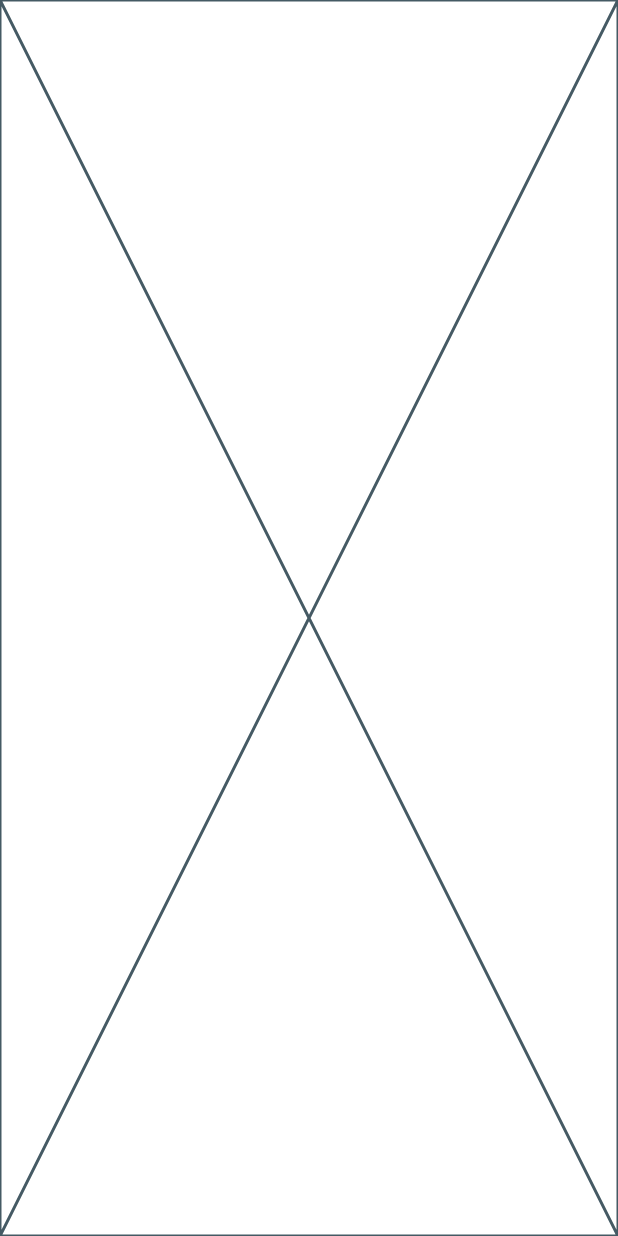
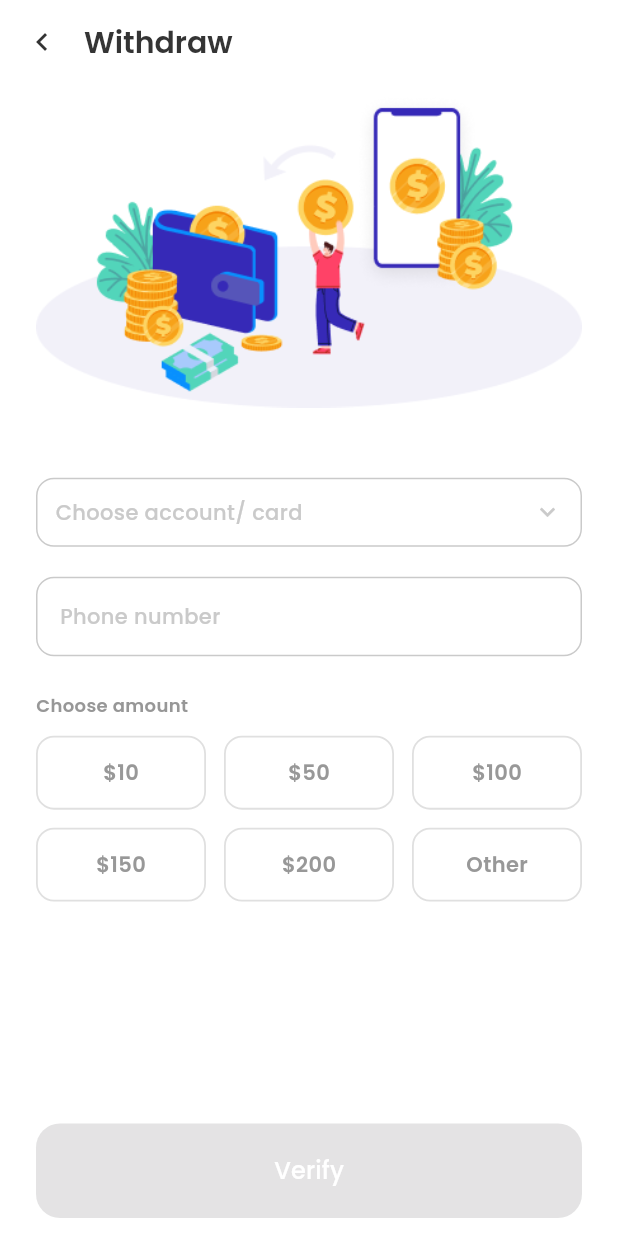
Before and after one commit to KevinAWijaya/ibank_emoney, a Flutter app: the HomeTab screen opened directly, after a tap on "Withdraw", on a phone screen of 412 x 824 dp. Run offline on Flutter 3.47's test engine with Material 3 defaults, Android fonts, the phone set to English and light mode, and no system bars; our stand-ins replace fl_chart, flutter_html, flutter_map, flutter_svg, google_fonts, latlong2.

Commit message:
withdraw page

```diff
--- /dev/null
+++ b/lib/ui/menu/feature/withdraw_page.dart
@@ -0,0 +1,274 @@
+import 'package:flutter/material.dart';
+import 'package:ibank_emoney/core/constants/constants.dart';
+import 'package:ibank_emoney/core/constants/size.dart';
+import 'package:ibank_emoney/core/constants/space.dart';
+import 'package:ibank_emoney/core/theme/color.dart';
+import 'package:ibank_emoney/core/theme/style.dart';
+import 'package:ibank_emoney/ui/menu/navigation_page.dart';
+import 'package:ibank_emoney/ui/widgets/app_bar.dart';
+import 'package:ibank_emoney/ui/widgets/clickable_field.dart';
+import 'package:ibank_emoney/ui/widgets/filled_button.dart';
+import 'package:ibank_emoney/ui/widgets/success_page.dart';
+import 'package:ibank_emoney/ui/widgets/text_field.dart';
+
+class WithdrawPage extends StatefulWidget {
+  const WithdrawPage({super.key});
+
+  @override
+  State<WithdrawPage> createState() => _WithdrawPageState();
+}
+
+class _WithdrawPageState extends State<WithdrawPage> {
+  String selectedCard = "";
+  List<String> availableCard = [
+    "1900 8988 5456",
+    "1900 8112 5222",
+    "4411 0000 1234",
+    "1900 8988 5226",
+    "1900 8238 5456",
+  ];
+
+  TextEditingController phoneController = TextEditingController();
+  TextEditingController amountController = TextEditingController();
+  int selectedAmount = 0;
+  List<int> amountOptions = [10, 50, 100, 150, 200];
+  bool _showOther = false;
+
+  bool get _isFormValid {
+    return selectedCard.isNotEmpty &&
+        phoneController.text.isNotEmpty &&
+        (selectedAmount > 0 || (_showOther && amountController.text.isNotEmpty));
+  }
+
+  @override
+  Widget build(BuildContext context) {
+    return Scaffold(
+      appBar: VAppBar(title: "Withdraw", showBack: true, primaryTheme: false),
+      body: _body(),
+    );
+  }
+
+  Widget _body() {
+    var screenWidth = MediaQuery.of(context).size.width;
+    double maxWidth = screenWidth.clamp(350, 450);
+    double w = maxWidth * 0.9;
+    double h = w * 3 / 5;
+    return Container(
+      padding: EdgeInsets.symmetric(horizontal: marginLarge),
+      child: Column(
+        children: [
+          Container(
+            width: w,
+            height: h,
+            decoration: BoxDecoration(
+              image: DecorationImage(image: AssetImage("$imagePath/Illustration 4.png"), fit: BoxFit.fitWidth),
+            ),
+          ),
+          spaceVerticalCustom(40),
+          VClickableField(
+            text: selectedCard,
+            hint: "Choose account/ card",
+            suffixIcon: Icon(Icons.keyboard_arrow_down, color: VColor.neutral4, size: iconSmall),
+            onTap: () {
+              _showAvailableBranch(context);
+            },
+          ),
+          if (selectedCard.isNotEmpty) ...[
+            spaceVerticalSuperSmall,
+            Align(
+              alignment: Alignment.centerLeft,
+              child: Padding(
+                padding: const EdgeInsets.only(left: marginSmall),
+                child: Text("Available balance: \$10,000", style: caption1.copyWith(color: VColor.primary1)),
+              ),
+            ),
+          ],
+          spaceVerticalMedium,
+          VTextField(controller: phoneController, keyboardType: TextInputType.phone, hint: "Phone number"),
+          spaceVerticalLarge,
+          _amountContainer(),
+          Spacer(),
+          Container(
+            width: double.infinity,
+            margin: EdgeInsets.symmetric(vertical: marginSmall),
+            child: VFilledButton(
+              text: "Verify",
+              onPressed: _isFormValid
+                  ? () {
+                      Navigator.pushAndRemoveUntil(
+                        context,
+                        MaterialPageRoute(
+                          builder: (context) => SuccessPage(
+                            image: "Illustration 4.png",
+                            description:
+                                "You have successfully withdrawn money!"
+                                "Please check the balance in the card management section.",
+                            title: "Successful withdrawal!",
+                            onPressed: () {
+                              Navigator.pushReplacement(
+                                context,
+                                MaterialPageRoute(builder: (context) => NavigationPage()),
+                              );
+                            },
+                          ),
+                        ),
+                        (route) => false,
+                      );
+                    }
+                  : null,
+            ),
+          ),
+        ],
+      ),
+    );
+  }
+
+  Widget _amountContainer() {
+    return Column(
+      crossAxisAlignment: CrossAxisAlignment.start,
+      children: [
+        Text("Choose amount", style: caption1.copyWith(color: VColor.grey2)),
+        spaceVerticalSmall,
+        _showOther
+            ? VTextField(
+                controller: amountController,
+                keyboardType: TextInputType.number,
+                hint: "Enter amount",
+                onChanged: (v) {
+                  selectedAmount = int.tryParse(v) ?? 0;
+                },
+              )
+            : GridView.builder(
+                shrinkWrap: true,
+                physics: const NeverScrollableScrollPhysics(),
+                itemCount: amountOptions.length + 1, // +1 for "Other"
+                gridDelegate: const SliverGridDelegateWithFixedCrossAxisCount(
+                  crossAxisCount: 3,
+                  mainAxisSpacing: 12,
+                  crossAxisSpacing: 12,
+                  childAspectRatio: 2.3,
+                ),
+                itemBuilder: (context, index) {
+                  if (index == amountOptions.length) {
+                    // ===== Other option =====
+                    bool isSelected = _showOther;
+                    return _amountButton(
+                      label: "Other",
+                      isSelected: isSelected,
+                      onTap: () {
+                        setState(() {
+                          _showOther = true;
+                          selectedAmount = 0;
+                        });
+                      },
+                    );
+                  } else {
+                    int amount = amountOptions[index];
+                    bool isSelected = selectedAmount == amount && !_showOther;
+                    return _amountButton(
+                      label: "\$$amount",
+                      isSelected: isSelected,
+                      onTap: () {
+                        setState(() {
+                          selectedAmount = amount;
+                          _showOther = false;
+                          amountController.text = amount.toString();
+                        });
+                      },
+                    );
+                  }
+                },
+              ),
+      ],
+    );
+  }
+
+  Widget _amountButton({required String label, required bool isSelected, required VoidCallback onTap}) {
+    return InkWell(
+      borderRadius: BorderRadius.circular(12),
+      onTap: onTap,
+      child: Container(
+        alignment: Alignment.center,
+        decoration: BoxDecoration(
+          color: isSelected ? VColor.primary1 : VColor.neutral6,
+          borderRadius: BorderRadius.circular(12),
+          border: Border.all(color: isSelected ? VColor.primary1 : VColor.neutral5, width: 1.2),
+        ),
+        child: Text(
+          label,
+          style: textBody3.copyWith(color: isSelected ? Colors.white : VColor.neutral3, fontWeight: FontWeight.w600),
+        ),
+      ),
+    );
+  }
+
+  void _showAvailableBranch(BuildContext context) {
+    showDialog(
+      context: context,
+      barrierDismissible: true,
+      builder: (context) {
+        return Dialog(
+          shape: RoundedRectangleBorder(borderRadius: BorderRadius.circular(20)),
+          child: Container(
+            decoration: BoxDecoration(color: Colors.white, borderRadius: BorderRadius.circular(20)),
+            child: Container(
+              padding: const EdgeInsets.all(16),
+              child: Column(
+                mainAxisSize: MainAxisSize.min,
+                children: [
+                  Text("Choose account:", style: textTitle3),
+                  spaceVerticalLarge,
+                  ListView.separated(
+                    shrinkWrap: true,
+                    physics: NeverScrollableScrollPhysics(),
+                    separatorBuilder: (context, index) => spaceVerticalMedium,
+                    itemCount: availableCard.length,
+                    itemBuilder: (context, index) {
+                      var item = availableCard[index];
+                      bool isSelected = selectedCard == item;
+                      return InkWell(
+                        onTap: () {
+                          Navigator.pop(context, item);
+                        },
+                        borderRadius: BorderRadius.circular(12),
+                        child: Container(
+                          padding: const EdgeInsets.symmetric(horizontal: 8),
+                          child: Stack(
+                            alignment: Alignment.center,
+                            children: [
+                              // Teks di tengah
+                              Align(
+                                alignment: Alignment.center,
+                                child: Text(
+                                  item,
+                                  style: textBody1.copyWith(color: isSelected ? VColor.primary1 : VColor.grey2),
+                                  textAlign: TextAlign.center,
+                                ),
+                              ),
+                              // Centang di kanan ujung
+                              if (isSelected)
+                                Align(
+                                  alignment: Alignment.centerRight,
+                                  child: Icon(Icons.check, color: VColor.primary1, size: 20),
+                                ),
+                            ],
+                          ),
+                        ),
+                      );
+                    },
+                  ),
+                  spaceVerticalLarge,
+                ],
+              ),
+            ),
+          ),
+        );
+      },
+    ).then((value) {
+      if (value != null) {
+        selectedCard = value;
+        setState(() {});
+      }
+    });
+  }
+}
--- a/lib/ui/menu/tab/home_tab.dart
+++ b/lib/ui/menu/tab/home_tab.dart
@@ -5,8 +5,10 @@ import 'package:ibank_emoney/core/constants/space.dart';
 import 'package:ibank_emoney/core/theme/color.dart';
 import 'package:ibank_emoney/core/theme/style.dart';
 import 'package:ibank_emoney/ui/menu/feature/account_and_card/account_and_card_page.dart';
+import 'package:ibank_emoney/ui/menu/feature/mobile_prepaid/mobile_prepaid_page.dart';
 import 'package:ibank_emoney/ui/menu/feature/tranfer/tranfer_page.dart';
 import 'package:ibank_emoney/ui/menu/feature/transaction_report_page.dart';
+import 'package:ibank_emoney/ui/menu/feature/withdraw_page.dart';
 import 'package:ibank_emoney/ui/menu/tab/widgets/menu_grid.dart';
 import 'package:ibank_emoney/ui/menu/tab/widgets/stack_card.dart';
 import 'package:ibank_emoney/ui/widgets/notification_icon.dart';
@@ -101,11 +103,14 @@ class _HomeTabState extends State<HomeTab> {
       case 1:
         Navigator.push(context, MaterialPageRoute(builder: (context) => TranferPage()));
         break;
+      case 2:
+        Navigator.push(context, MaterialPageRoute(builder: (context) => WithdrawPage()));
+        break;
+      case 3:
+        Navigator.push(context, MaterialPageRoute(builder: (context) => MobilePrepaidPage()));
+        break;
       case 7:
         Navigator.push(context, MaterialPageRoute(builder: (context) => TransactionReportPage()));
-        break;
-      default:
-        Navigator.push(context, MaterialPageRoute(builder: (context) => Placeholder()));
         break;
     }
   }
--- a/lib/ui/widgets/clickable_field.dart
+++ b/lib/ui/widgets/clickable_field.dart
@@ -28,7 +28,7 @@ class VClickableField extends StatelessWidget {
           child: GestureDetector(
             onTap: onTap,
             child: Container(
-              padding: const EdgeInsets.symmetric(horizontal: 12, vertical: 10),
+              padding: const EdgeInsets.symmetric(horizontal: 12, vertical: 12),
               decoration: BoxDecoration(
                 borderRadius: BorderRadius.circular(radiusMedium),
                 border: Border.all(color: VColor.neutral4, width: 1),
--- a/lib/ui/widgets/text_field.dart
+++ b/lib/ui/widgets/text_field.dart
@@ -14,6 +14,7 @@ class VTextField extends StatefulWidget {
     this.validator,
     this.label,
     this.readOnly = false,
+    this.onChanged, // ✅ tambahan baru
   });
 
   final String? hint;
@@ -24,6 +25,7 @@ class VTextField extends StatefulWidget {
   final String? Function(String?)? validator;
   final String? label;
   final bool readOnly;
+  final Function(String)? onChanged; // ✅ tambahan baru
 
   @override
   State<VTextField> createState() => _VTextFieldState();
@@ -41,7 +43,7 @@ class _VTextFieldState extends State<VTextField> {
 
   @override
   void dispose() {
-    widget.controller.dispose();
+    // Jangan dispose controller eksternal
     super.dispose();
   }
 
@@ -63,6 +65,7 @@ class _VTextFieldState extends State<VTextField> {
           style: textBody3.copyWith(color: VColor.neutral1),
           keyboardType: widget.keyboardType,
           readOnly: widget.readOnly,
+          onChanged: widget.onChanged, // ✅ panggil di sini
           decoration: InputDecoration(
             hint: widget.hint == null ? null : Text(widget.hint!, style: textBody3.copyWith(color: VColor.neutral4)),
             border: OutlineInputBorder(
```
Also changed, not shown: lib/ui/menu/feature/mobile_prepaid/mobile_prepaid_page.dart (added, +16 -0 lines).
